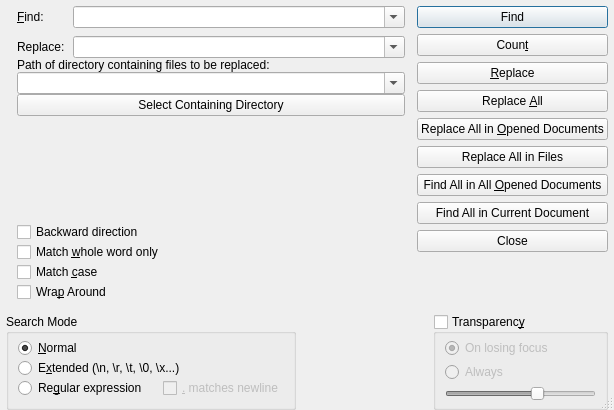
Qt form src/NotepadNext/dialogs/FindReplaceDialog.ui (dail8859/NotepadNext) before a commit.
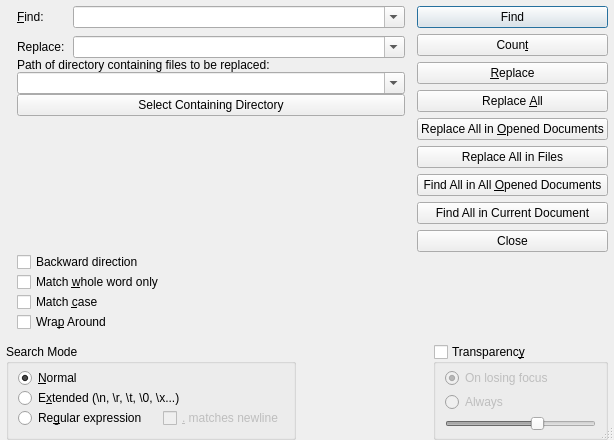
The same form after that commit.

Commit message:
Heighten a little bit
Should fix problems with squeezing

The edit to the form file:
```diff
--- a/src/NotepadNext/dialogs/FindReplaceDialog.ui
+++ b/src/NotepadNext/dialogs/FindReplaceDialog.ui
@@ -7,7 +7,7 @@
     <x>0</x>
     <y>0</y>
     <width>614</width>
-    <height>410</height>
+    <height>440</height>
    </rect>
   </property>
   <property name="windowTitle">
```
